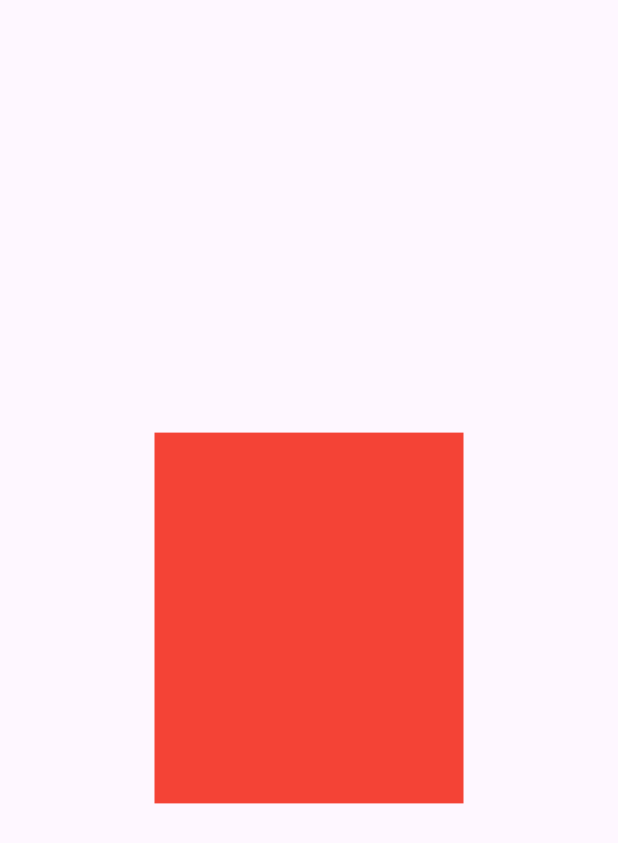
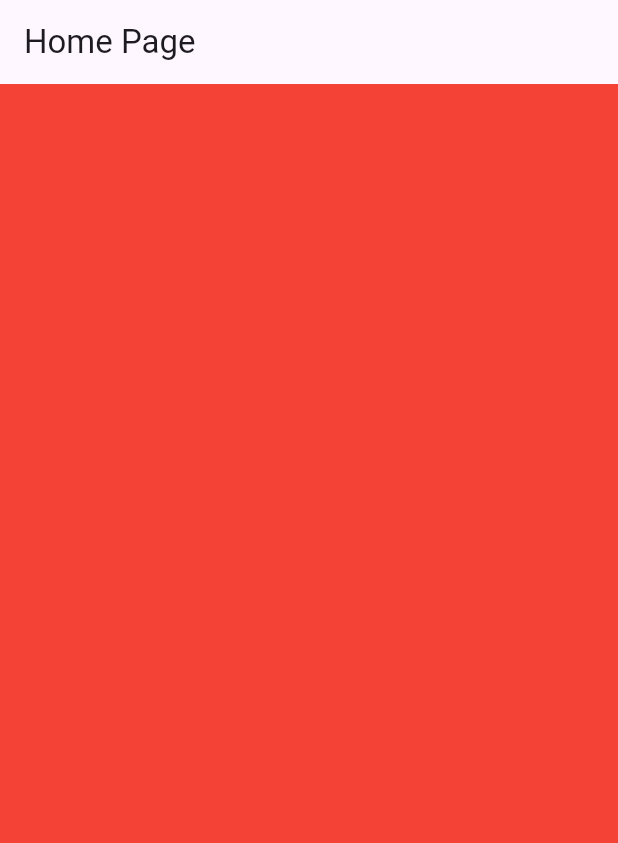
Before and after one commit to msmaniksardar/flutter_responsive_ostad, a Flutter app: the screen it shows after launch, on a phone screen of 412 x 824 dp. Shown: the top 843 px of the screen. Run offline on Flutter 3.47's test engine with Material 3 defaults, Android fonts, the phone set to English and light mode, and no system bars.

Commit message:
add responsive

```diff
--- /dev/null
+++ b/lib/HomePage.dart
@@ -0,0 +1,35 @@
+import 'package:flutter/material.dart';
+import 'package:ostad_flutter/responsive/responsive.dart';
+
+
+class Homepage extends StatefulWidget {
+  const Homepage({super.key});
+
+  @override
+  State<Homepage> createState() => _HomepageState();
+}
+
+class _HomepageState extends State<Homepage> {
+  @override
+  Widget build(BuildContext context) {
+    return SafeArea(
+        child: Scaffold(
+            appBar: AppBar(
+              title: Text("Home Page"),
+            ),
+            body: ResponsiveLayout(
+                Mobile: Container(
+                  width: double.maxFinite,
+                  color: Colors.red,
+                ),
+                Tablet: Container(
+                  width: double.maxFinite,
+                  color: Colors.green,
+                ),
+                Desktop: Container(
+                  width: double.maxFinite,
+                  color: Colors.yellow,
+                )))
+    );
+  }
+}
--- a/lib/main.dart
+++ b/lib/main.dart
@@ -1,6 +1,6 @@
 import 'package:flutter/material.dart';
-
-void main() {
+import 'package:ostad_flutter/HomePage.dart';
+void main(){
   runApp(const MyApp());
 }
 
@@ -9,34 +9,8 @@ class MyApp extends StatelessWidget {
 
   @override
   Widget build(BuildContext context) {
-    return const MaterialApp(
-      home: HomePage(),
+    return MaterialApp(
+      home: Homepage(),
     );
   }
 }
-
-class HomePage extends StatefulWidget {
-  const HomePage({super.key});
-
-  @override
-  State<HomePage> createState() => _HomePageState();
-}
-
-class _HomePageState extends State<HomePage> {
-  @override
-  Widget build(BuildContext context) {
-    return Scaffold(
-      body: Center(
-        child: FractionallySizedBox(
-          widthFactor: 0.5,
-          heightFactor: 0.3,
-          child: Container(
-            decoration: BoxDecoration(
-              color: Colors.red
-            ),
-          ),
-        ),
-      )
-    );
-  }
-}
--- /dev/null
+++ b/lib/responsive/responsive.dart
@@ -0,0 +1,23 @@
+import 'package:flutter/material.dart';
+
+class ResponsiveLayout extends StatelessWidget {
+  final Widget Mobile;
+  final Widget Tablet;
+  final Widget Desktop;
+  const ResponsiveLayout(
+      {required this.Mobile, required this.Tablet, required this.Desktop});
+
+  @override
+  Widget build(BuildContext context) {
+    return LayoutBuilder(
+        builder: (BuildContext context, BoxConstraints constrains) {
+      if (constrains.maxWidth < 576) {
+        return Mobile;
+      } else if (constrains.maxWidth < 768) {
+        return Tablet;
+      } else {
+        return Desktop;
+      }
+    });
+  }
+}
```
